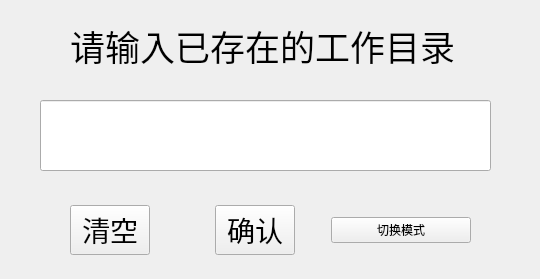
Qt form createproject.ui (kagura114/NetCard) before a commit.
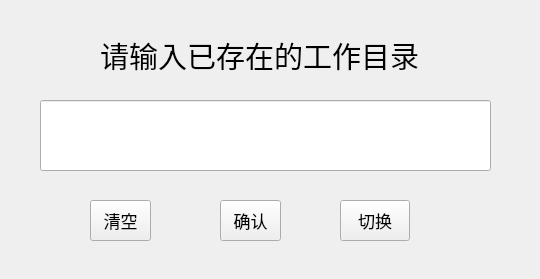
The same form after that commit.

Patch:
```diff
--- a/createproject.ui
+++ b/createproject.ui
@@ -28,15 +28,15 @@
   <widget class="QLabel" name="CurrentState">
    <property name="geometry">
     <rect>
-     <x>70</x>
-     <y>10</y>
-     <width>401</width>
+     <x>100</x>
+     <y>20</y>
+     <width>331</width>
      <height>71</height>
     </rect>
    </property>
    <property name="font">
     <font>
-     <pointsize>26</pointsize>
+     <pointsize>22</pointsize>
     </font>
    </property>
    <property name="text">
@@ -53,33 +53,36 @@
     </rect>
    </property>
   </widget>
-  <widget class="QWidget" name="horizontalLayoutWidget">
-   <property name="geometry">
-    <rect>
-     <x>40</x>
-     <y>180</y>
-     <width>431</width>
-     <height>101</height>
-    </rect>
-   </property>
-   <layout class="QHBoxLayout" name="horizontalLayout">
-    <item alignment="Qt::AlignHCenter">
      <widget class="QPushButton" name="pushButton_2">
+   <property name="geometry">
+    <rect>
+     <x>90</x>
+     <y>200</y>
+     <width>61</width>
+     <height>41</height>
+    </rect>
+   </property>
       <property name="font">
        <font>
-        <pointsize>21</pointsize>
+     <pointsize>13</pointsize>
        </font>
       </property>
       <property name="text">
        <string>清空</string>
       </property>
      </widget>
-    </item>
-    <item alignment="Qt::AlignHCenter">
      <widget class="QPushButton" name="Enter">
+   <property name="geometry">
+    <rect>
+     <x>220</x>
+     <y>200</y>
+     <width>61</width>
+     <height>41</height>
+    </rect>
+   </property>
       <property name="font">
        <font>
-        <pointsize>21</pointsize>
+     <pointsize>13</pointsize>
         <bold>false</bold>
        </font>
       </property>
@@ -87,15 +90,23 @@
        <string>确认</string>
       </property>
      </widget>
-    </item>
-    <item>
      <widget class="QPushButton" name="Restart">
+   <property name="geometry">
+    <rect>
+     <x>340</x>
+     <y>200</y>
+     <width>70</width>
+     <height>41</height>
+    </rect>
+   </property>
+   <property name="font">
+    <font>
+     <pointsize>13</pointsize>
+    </font>
+   </property>
       <property name="text">
-       <string>切换模式</string>
-      </property>
-     </widget>
-    </item>
-   </layout>
+    <string>切换</string>
+   </property>
   </widget>
  </widget>
  <resources/>
```
Lines whose indentation alone changed are shown as unchanged.
